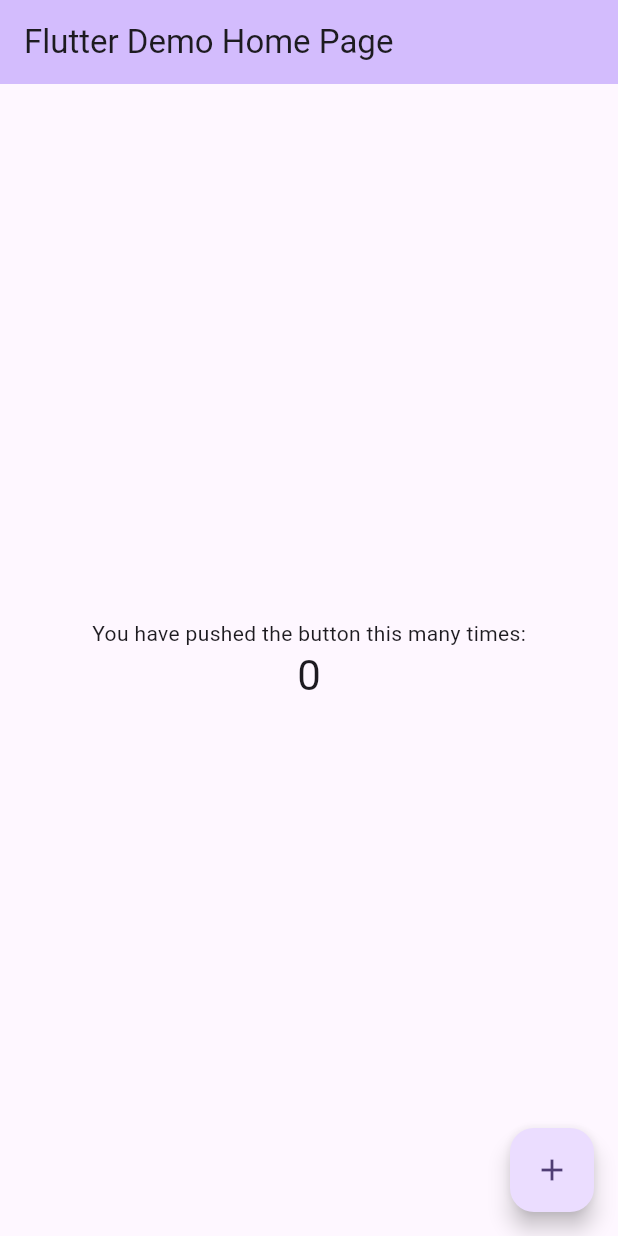
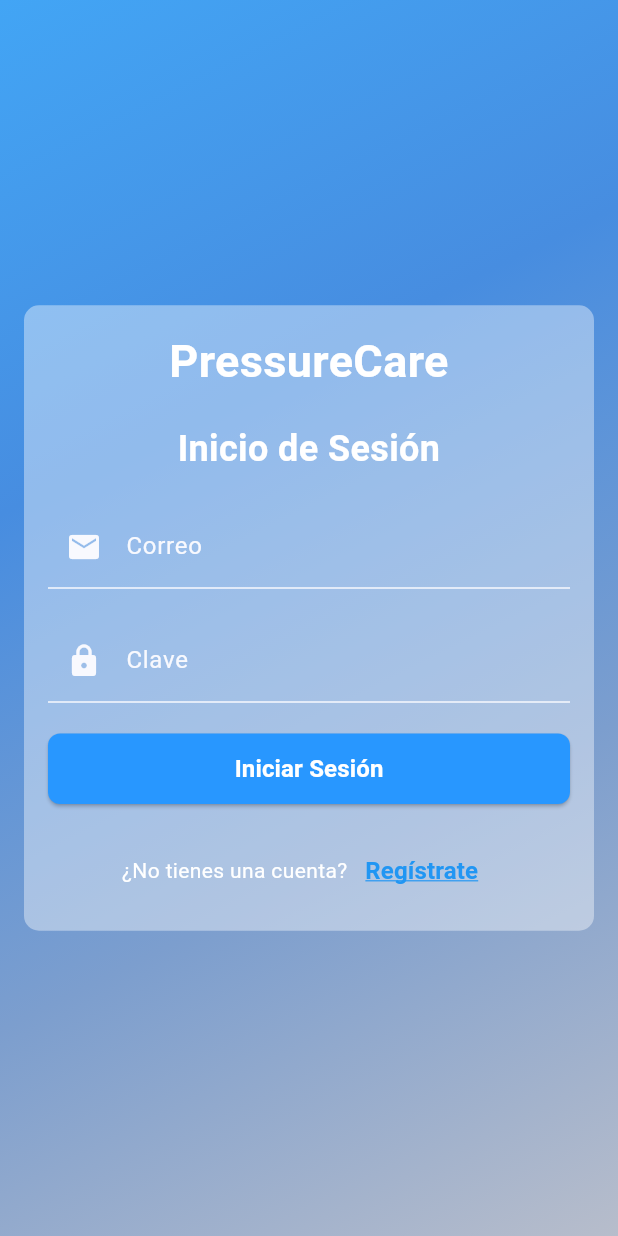
Before and after one commit to JhandryChimbo/PreasureCare, a Flutter app: the screen it shows after launch, on a phone screen of 412 x 824 dp. Run offline on Flutter 3.47's test engine with Material 3 defaults, Android fonts, the phone set to English and light mode, and no system bars; our stand-ins replace flutter_secure_storage, validators.

Commit message:
Agregar clase Login y métodos para manejo de autenticación en el servicio de backend

```diff
--- a/frontend/lib/controls/backendService/model/login.dart
+++ b/frontend/lib/controls/backendService/model/login.dart
@@ -0,0 +1,5 @@
+import 'package:frontend/controls/backendService/GenericAnswer.dart';
+
+class Login extends GenericAnswer {
+  Login({required super.msg, required super.code, required super.data});
+}
--- a/frontend/lib/main.dart
+++ b/frontend/lib/main.dart
@@ -1,4 +1,6 @@
 import 'package:flutter/material.dart';
+import 'package:frontend/views/exception/page404.dart';
+import 'package:frontend/views/loginView.dart';
 
 void main() {
   runApp(const MyApp());
@@ -12,114 +14,29 @@
   Widget build(BuildContext context) {
     return MaterialApp(
       title: 'Flutter Demo',
+      debugShowCheckedModeBanner: false,
       theme: ThemeData(
-        // This is the theme of your application.
-        //
-        // TRY THIS: Try running your application with "flutter run". You'll see
-        // the application has a purple toolbar. Then, without quitting the app,
-        // try changing the seedColor in the colorScheme below to Colors.green
-        // and then invoke "hot reload" (save your changes or press the "hot
-        // reload" button in a Flutter-supported IDE, or press "r" if you used
-        // the command line to start the app).
-        //
-        // Notice that the counter didn't reset back to zero; the application
-        // state is not lost during the reload. To reset the state, use hot
-        // restart instead.
-        //
-        // This works for code too, not just values: Most code changes can be
-        // tested with just a hot reload.
-        colorScheme: ColorScheme.fromSeed(seedColor: Colors.deepPurple),
+        colorScheme: const ColorScheme(
+            primary: Color(0xFF2897FF),
+          secondary: Colors.green,
+          surface: Colors.white,
+          error: Colors.red,
+          onPrimary: Colors.white,
+          onSecondary: Colors.white,
+          onSurface: Colors.black,
+          onError: Colors.white,
+          brightness: Brightness.light,
+        ),
         useMaterial3: true,
       ),
-      home: const MyHomePage(title: 'Flutter Demo Home Page'),
+      home: const LoginView(),
+      initialRoute: '/login',
+      routes: {
+        '/login': (context) => const LoginView(),
+      },
+      onGenerateRoute: (settings) {
+        return MaterialPageRoute(builder: (context) => const Page404());
+      },
     );
   }
 }
-
-class MyHomePage extends StatefulWidget {
-  const MyHomePage({super.key, required this.title});
-
-  // This widget is the home page of your application. It is stateful, meaning
-  // that it has a State object (defined below) that contains fields that affect
-  // how it looks.
-
-  // This class is the configuration for the state. It holds the values (in this
-  // case the title) provided by the parent (in this case the App widget) and
-  // used by the build method of the State. Fields in a Widget subclass are
-  // always marked "final".
-
-  final String title;
-
-  @override
-  State<MyHomePage> createState() => _MyHomePageState();
-}
-
-class _MyHomePageState extends State<MyHomePage> {
-  int _counter = 0;
-
-  void _incrementCounter() {
-    setState(() {
-      // This call to setState tells the Flutter framework that something has
-      // changed in this State, which causes it to rerun the build method below
-      // so that the display can reflect the updated values. If we changed
-      // _counter without calling setState(), then the build method would not be
-      // called again, and so nothing would appear to happen.
-      _counter++;
-    });
-  }
-
-  @override
-  Widget build(BuildContext context) {
-    // This method is rerun every time setState is called, for instance as done
-    // by the _incrementCounter method above.
-    //
-    // The Flutter framework has been optimized to make rerunning build methods
-    // fast, so that you can just rebuild anything that needs updating rather
-    // than having to individually change instances of widgets.
-    return Scaffold(
-      appBar: AppBar(
-        // TRY THIS: Try changing the color here to a specific color (to
-        // Colors.amber, perhaps?) and trigger a hot reload to see the AppBar
-        // change color while the other colors stay the same.
-        backgroundColor: Theme.of(context).colorScheme.inversePrimary,
-        // Here we take the value from the MyHomePage object that was created by
-        // the App.build method, and use it to set our appbar title.
-        title: Text(widget.title),
-      ),
-      body: Center(
-        // Center is a layout widget. It takes a single child and positions it
-        // in the middle of the parent.
-        child: Column(
-          // Column is also a layout widget. It takes a list of children and
-          // arranges them vertically. By default, it sizes itself to fit its
-          // children horizontally, and tries to be as tall as its parent.
-          //
-          // Column has various properties to control how it sizes itself and
-          // how it positions its children. Here we use mainAxisAlignment to
-          // center the children vertically; the main axis here is the vertical
-          // axis because Columns are vertical (the cross axis would be
-          // horizontal).
-          //
-          // TRY THIS: Invoke "debug painting" (choose the "Toggle Debug Paint"
-          // action in the IDE, or press "p" in the console), to see the
-          // wireframe for each widget.
-          mainAxisAlignment: MainAxisAlignment.center,
-          children: <Widget>[
-            const Text(
-              'You have pushed the button this many times:',
-            ),
-            Text(
-              '$_counter',
-              style: Theme.of(context).textTheme.headlineMedium,
-            ),
-          ],
-        ),
-      ),
-      floatingActionButton: FloatingActionButton(
-        onPressed: _incrementCounter,
-        tooltip: 'Increment',
-        child: const Icon(Icons.add),
-      ), // This trailing comma makes auto-formatting nicer for build methods.
-    );
-  }
-}
--- a/frontend/lib/views/loginView.dart
+++ b/frontend/lib/views/loginView.dart
@@ -0,0 +1,247 @@
+import 'dart:developer';
+import 'package:flutter/material.dart';
+import 'package:frontend/controls/backendService/FacadeServices.dart';
+import 'package:frontend/controls/util/util.dart';
+import 'package:validators/validators.dart';
+
+class LoginView extends StatefulWidget {
+  const LoginView({Key? key}) : super(key: key);
+
+  @override
+  _LoginViewState createState() => _LoginViewState();
+}
+
+class _LoginViewState extends State<LoginView> {
+  final _formKey = GlobalKey<FormState>();
+  final TextEditingController correoControl = TextEditingController();
+  final TextEditingController claveControl = TextEditingController();
+  bool _isLoading = false;
+
+  Future<void> _iniciar() async {
+    if (_formKey.currentState!.validate()) {
+      setState(() {
+        _isLoading = true;
+      });
+
+      FacadeServices servicio = FacadeServices();
+      Map<String, String> mapa = {
+        "correo": correoControl.text,
+        "clave": claveControl.text
+      };
+      log(mapa.toString());
+
+      final value = await servicio.login(mapa);
+      setState(() {
+        _isLoading = false;
+      });
+
+      if (value.code == 200) {
+        log(value.data['token']);
+        log(value.data['usuario']);
+        Util util = Util();
+        await util.saveValue('token', value.data['token']);
+        await util.saveValue('usuario', value.data['usuario']);
+        await util.saveValue('external', value.data['external']);
+        final SnackBar msg = SnackBar(content: Text("BIENVENIDO ${value.data['usuario']}"));
+        ScaffoldMessenger.of(context).showSnackBar(msg);
+        Navigator.pushNamedAndRemoveUntil(
+          context,
+          '/animes',
+          (Route<dynamic> route) => false,
+        );
+      } else {
+        final SnackBar msg = SnackBar(content: Text("Error ${value.msg}"));
+        ScaffoldMessenger.of(context).showSnackBar(msg);
+      }
+    } else {
+      log("Errores");
+    }
+  }
+
+  @override
+  Widget build(BuildContext context) {
+    return Scaffold(
+      body: Stack(
+        children: [
+          _buildBackground(),
+          _buildForm(),
+          if (_isLoading)
+            const Center(
+              child: CircularProgressIndicator(),
+            ),
+        ],
+      ),
+    );
+  }
+
+  Widget _buildBackground() {
+    return Container(
+      decoration: const BoxDecoration(
+        gradient: LinearGradient(
+          begin: Alignment.topLeft,
+          end: Alignment.bottomRight,
+          colors: [
+            Color(0xFF42A5F5),
+            Color(0xFF478DE0),
+            Color.fromARGB(255, 124, 158, 206),
+            Color.fromARGB(255, 183, 189, 203),
+          ],
+        ),
+      ),
+    );
+  }
+
+  Widget _buildForm() {
+    return Padding(
+      padding: const EdgeInsets.all(16),
+      child: Center(
+        child: SingleChildScrollView(
+          child: Container(
+            padding: const EdgeInsets.all(16),
+            decoration: BoxDecoration(
+              borderRadius: BorderRadius.circular(10),
+              color: Colors.white.withOpacity(0.4),
+            ),
+            child: Form(
+              key: _formKey,
+              child: Column(
+                mainAxisAlignment: MainAxisAlignment.center,
+                crossAxisAlignment: CrossAxisAlignment.stretch,
+                children: <Widget>[
+                  const Text(
+                    "PressureCare",
+                    style: TextStyle(
+                      color: Colors.white,
+                      fontWeight: FontWeight.bold,
+                      fontSize: 30,
+                    ),
+                    textAlign: TextAlign.center,
+                  ),
+                  const SizedBox(height: 20),
+                  const Text(
+                    "Inicio de Sesión",
+                    style: TextStyle(
+                        color: Colors.white,
+                        fontSize: 24,
+                        fontWeight: FontWeight.bold),
+                    textAlign: TextAlign.center,
+                  ),
+                  const SizedBox(height: 20),
+                  _buildEmailField(),
+                  const SizedBox(height: 20),
+                  _buildPasswordField(),
+                  const SizedBox(height: 20),
+                  _buildLoginButton(),
+                  const SizedBox(height: 20),
+                  _buildRegisterLink(),
+                ],
+              ),
+            ),
+          ),
+        ),
+      ),
+    );
+  }
+
+  Widget _buildEmailField() {
+    return TextFormField(
+      controller: correoControl,
+      validator: (value) {
+        if (value!.isEmpty) {
+          return "Debe ingresar un correo";
+        }
+        if (!isEmail(value)) {
+          return "Debe ingresar un correo válido";
+        }
+        return null;
+      },
+      decoration: const InputDecoration(
+        labelText: "Correo",
+        prefixIcon: Icon(Icons.email, color: Color(0xFFF8F9FE)),
+        labelStyle: TextStyle(color: Color(0xFFF8F9FE)),
+        enabledBorder: UnderlineInputBorder(
+          borderSide: BorderSide(color: Color(0xFFF8F9FE)),
+        ),
+        focusedBorder: UnderlineInputBorder(
+          borderSide: BorderSide(color: Color(0xFFF8F9FE)),
+        ),
+      ),
+      style: const TextStyle(color: Color(0xFFF8F9FE)),
+    );
+  }
+
+  Widget _buildPasswordField() {
+    return TextFormField(
+      obscureText: true,
+      controller: claveControl,
+      validator: (value) {
+        if (value!.isEmpty) {
+          return "Debe ingresar una clave";
+        }
+        return null;
+      },
+      decoration: const InputDecoration(
+        labelText: "Clave",
+        prefixIcon: Icon(Icons.lock, color: Color(0xFFF8F9FE)),
+        labelStyle: TextStyle(color: Color(0xFFF8F9FE)),
+        enabledBorder: UnderlineInputBorder(
+          borderSide: BorderSide(color: Color(0xFFF8F9FE)),
+        ),
+        focusedBorder: UnderlineInputBorder(
+          borderSide: BorderSide(color: Color(0xFFF8F9FE)),
+        ),
+      ),
+      style: const TextStyle(color: Color(0xFFF8F9FE)),
+    );
+  }
+
+  Widget _buildLoginButton() {
+    return ElevatedButton(
+      onPressed: _iniciar,
+      style: ElevatedButton.styleFrom(
+        foregroundColor: Colors.white,
+        backgroundColor: const Color(0xFF2897FF),
+        padding: const EdgeInsets.symmetric(horizontal: 16, vertical: 12),
+        shape: RoundedRectangleBorder(
+          borderRadius: BorderRadius.circular(8),
+        ),
+      ),
+      child: const Text(
+        "Iniciar Sesión",
+        style: TextStyle(fontSize: 16, fontWeight: FontWeight.bold),
+      ),
+    );
+  }
+
+  Widget _buildRegisterLink() {
+    return Row(
+      mainAxisAlignment: MainAxisAlignment.center,
+      children: <Widget>[
+        const Text(
+          "¿No tienes una cuenta?",
+          style: TextStyle(color: Colors.white),
+        ),
+        TextButton(
+          onPressed: () {
+            Navigator.pushNamedAndRemoveUntil(
+              context,
+              '/register',
+              (Route<dynamic> route) => false,
+            );
+          },
+          child: const Text(
+            "Regístrate",
+            style: TextStyle(
+              color: Colors.blue,
+              fontSize: 16,
+              fontWeight: FontWeight.bold,
+              decoration: TextDecoration.underline,
+              decorationColor: Colors.blue,
+            ),
+          ),
+        ),
+
+      ],
+    );
+  }
+}
```
Also changed, not shown: frontend/lib/controls/backendService/FacadeServices.dart (+34 -0 lines), frontend/lib/controls/conexion.dart (+59 -20 lines).
